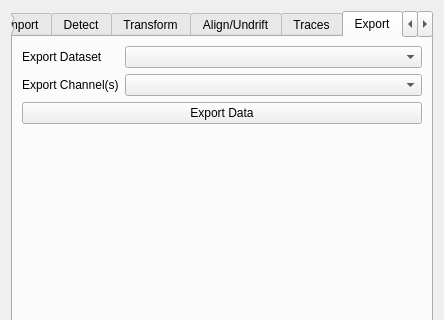
piedrro/napari-GapSeq2, file src/napari_gapseq2/widget_ui.ui: the form before one commit; both pictures show x 0 to 444 and y 0 to 320 of the 444 by 755 pixel window.
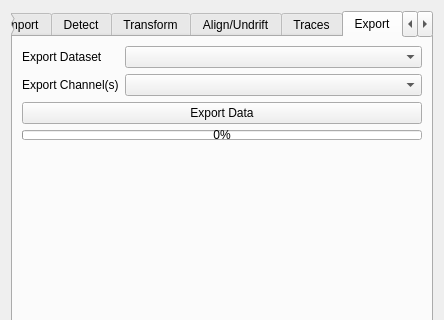
The form after the commit. The open tabs and pages were chosen to show the change.

Commit message: added export FRET mode

What changed in the file:
```diff
--- a/src/napari_gapseq2/widget_ui.ui
+++ b/src/napari_gapseq2/widget_ui.ui
@@ -1472,6 +1472,19 @@
          </property>
         </widget>
        </item>
+       <item>
+        <widget class="QProgressBar" name="export_progressbar">
+         <property name="maximumSize">
+          <size>
+           <width>16777215</width>
+           <height>10</height>
+          </size>
+         </property>
+         <property name="value">
+          <number>0</number>
+         </property>
+        </widget>
+       </item>
        <item>
         <spacer name="verticalSpacer_6">
          <property name="orientation">
```
The commit also changes 3 other files.
